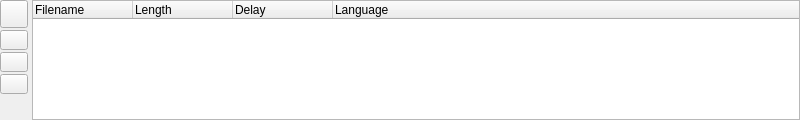
MINIXJR/TTCut-ng, file ui/subtitlefilelistwidget.ui: the form before one commit.
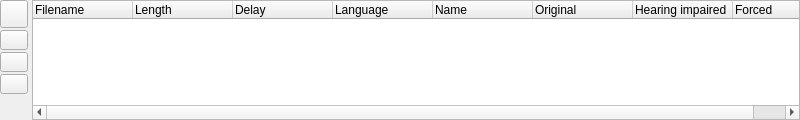
The form after the commit. Icons and pictures are not drawn.

```diff
--- a/ui/subtitlefilelistwidget.ui
+++ b/ui/subtitlefilelistwidget.ui
@@ -255,6 +255,26 @@
        <string>Language</string>
       </property>
      </column>
+     <column>
+      <property name="text">
+       <string>Name</string>
+      </property>
+     </column>
+     <column>
+      <property name="text">
+       <string>Original</string>
+      </property>
+     </column>
+     <column>
+      <property name="text">
+       <string>Hearing impaired</string>
+      </property>
+     </column>
+     <column>
+      <property name="text">
+       <string>Forced</string>
+      </property>
+     </column>
      <column>
       <property name="text">
        <string notr="true"/>
```
